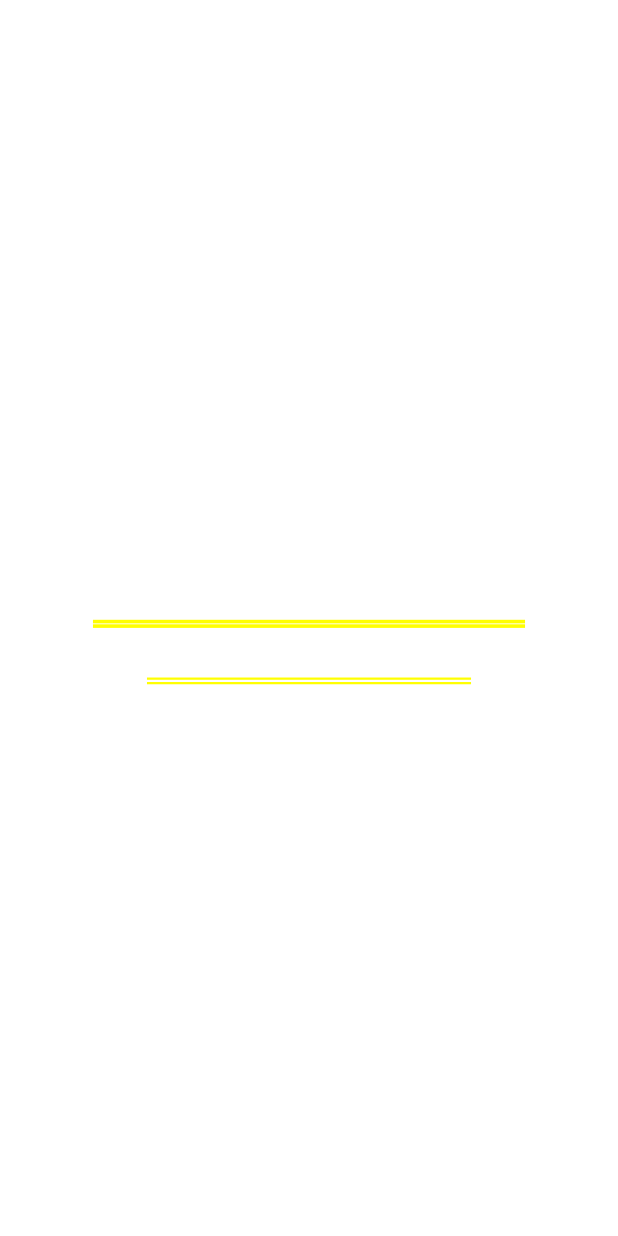
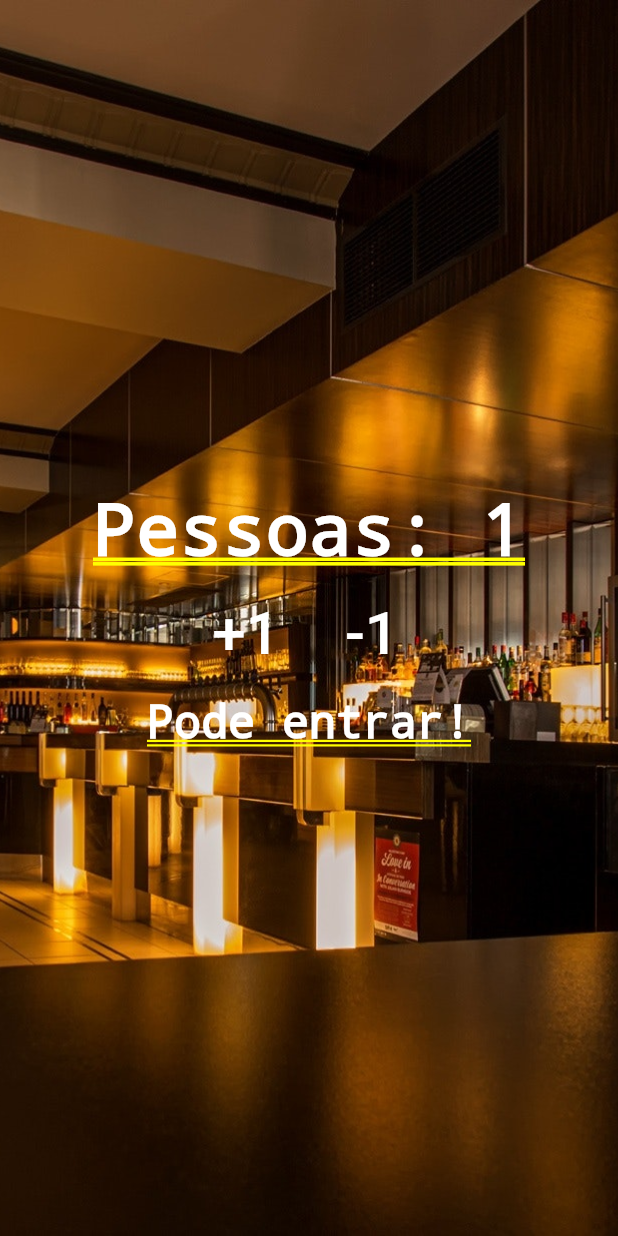
Before and after one commit to basegiojunior/counter-people-fl, a Flutter app: the screen it shows after launch, on a phone screen of 412 x 824 dp. Run offline on Flutter 3.47's test engine with Material 2 defaults, Android fonts, the phone set to English and light mode, and no system bars.

Commit message:
feat: home page with buttons and image

```diff
--- a/lib/main.dart
+++ b/lib/main.dart
@@ -1,14 +1,66 @@
 import 'package:flutter/material.dart';
 
 void main() {
-  runApp(MaterialApp(
-      title: "Contador de pessoinhas",
-      home: Column(
+  runApp(MaterialApp(title: "Contador de pessoinhas", home: Home()));
+}
+
+class Home extends StatefulWidget {
+  @override
+  _HomeState createState() => _HomeState();
+}
+
+class _HomeState extends State<Home> {
+  int _people = 1;
+
+  void _changePeple(int delta) {
+    setState(() {
+      _people += delta;
+    });
+  }
+
+  @override
+  Widget build(BuildContext context) {
+    return Stack(
+      children: <Widget>[
+        Image.asset(
+          "assets/restaurant.jpg",
+          fit: BoxFit.cover,
+          height: 1000,
+        ),
+        Column(
           mainAxisAlignment: MainAxisAlignment.center,
           children: <Widget>[
             Text(
-            "Pessoas: 0",
-            style: TextStyle(color: Colors.white, fontWeight: FontWeight.bold),
+              "Pessoas: $_people",
+              style:
+                  TextStyle(color: Colors.white, fontWeight: FontWeight.bold),
+            ),
+            Row(
+              mainAxisAlignment: MainAxisAlignment.center,
+              children: [
+                Padding(
+                  padding: EdgeInsets.all(10),
+                  child: TextButton(
+                      onPressed: () {
+                        _changePeple(1);
+                      },
+                      child: Text(
+                        "+1",
+                        style: TextStyle(color: Colors.white, fontSize: 40),
+                      )),
+                ),
+                Padding(
+                  padding: const EdgeInsets.all(10),
+                  child: TextButton(
+                      onPressed: () {
+                        _changePeple(-1);
+                      },
+                      child: Text(
+                        "-1",
+                        style: TextStyle(color: Colors.white, fontSize: 40),
+                      )),
+                )
+              ],
             ),
             Text("Pode entrar!",
                 style: TextStyle(
@@ -16,5 +68,8 @@ void main() {
                     fontWeight: FontWeight.bold,
                     fontSize: 30))
           ],
-      )));
+        ),
+      ],
+    );
   }
+}
--- a/pubspec.yaml
+++ b/pubspec.yaml
@@ -49,6 +49,9 @@ flutter:
   #   - images/a_dot_burr.jpeg
   #   - images/a_dot_ham.jpeg
 
+  assets:
+    - assets/restaurant.jpg
+
   # An image asset can refer to one or more resolution-specific "variants", see
   # https://flutter.dev/assets-and-images/#resolution-aware.
 
```
Also changed, not shown: assets/restaurant.jpg (added). Lines whose indentation alone changed are shown as unchanged.
